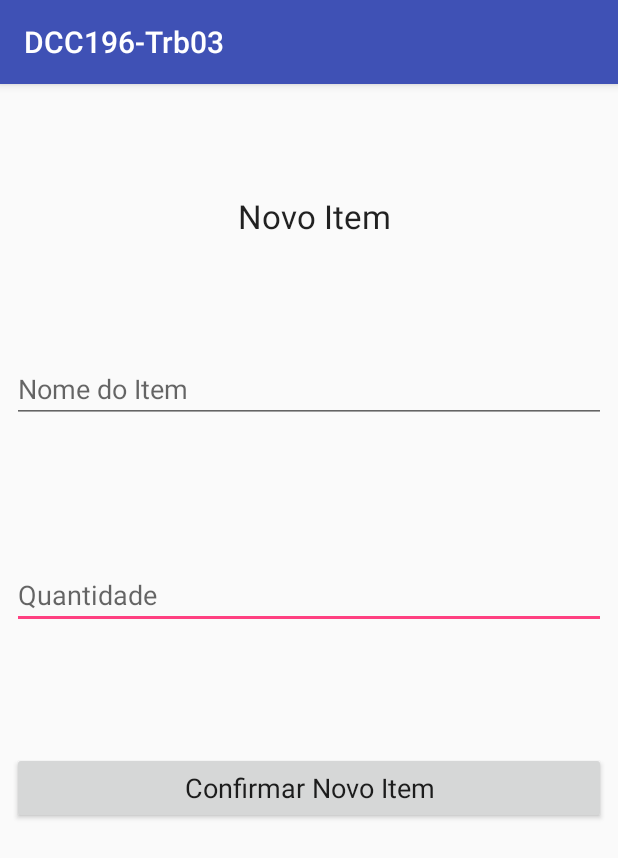
After one commit to ufjf-dcc196/dcc196-2018-3-trb3-gabriel-martins-e-mateus-goncalo, an Android app: the CadastrarItemActivity screen opened directly, with no data from a screen before it, on a phone screen of 412 x 824 dp. The commit adds this screen. Shown: the top 858 px of the screen. Run offline under Robolectric (Android 15) with nearby library versions, the light colour scheme and no system bars.

Commit message:
Cria o CadastrarItemActivity

```diff
--- a/app/src/main/AndroidManifest.xml
+++ b/app/src/main/AndroidManifest.xml
@@ -18,7 +18,8 @@
         </activity>
         <activity android:name=".ListaActivity" />
         <activity android:name=".CadastrarListaActivity" />
-        <activity android:name=".ItensListaActivity"></activity>
+        <activity android:name=".ItensListaActivity" />
+        <activity android:name=".CadastrarItemActivity"></activity>
     </application>
 
 </manifest>
--- /dev/null
+++ b/app/src/main/java/com/ufjf/dcc196/dcc196_trb03/CadastrarItemActivity.java
@@ -0,0 +1,23 @@
+package com.ufjf.dcc196.dcc196_trb03;
+
+import android.support.v7.app.AppCompatActivity;
+import android.os.Bundle;
+import android.widget.Button;
+import android.widget.EditText;
+
+public class CadastrarItemActivity extends AppCompatActivity {
+
+    private Button btnConfNovoItem;
+    private EditText etxtNomeItem;
+    private EditText etxtQuantidadeItem;
+
+    @Override
+    protected void onCreate(Bundle savedInstanceState) {
+        super.onCreate(savedInstanceState);
+        setContentView(R.layout.activity_cadastrar_item);
+
+        btnConfNovoItem = (Button) findViewById(R.id.btn_ConfNovoItem);
+        etxtNomeItem = (EditText) findViewById(R.id.etxt_NomeItem);
+        etxtQuantidadeItem = (EditText) findViewById(R.id.etxt_QtdItem);
+    }
+}
--- /dev/null
+++ b/app/src/main/res/layout/activity_cadastrar_item.xml
@@ -0,0 +1,80 @@
+<?xml version="1.0" encoding="utf-8"?>
+<android.support.constraint.ConstraintLayout xmlns:android="http://schemas.android.com/apk/res/android"
+    xmlns:app="http://schemas.android.com/apk/res-auto"
+    xmlns:tools="http://schemas.android.com/tools"
+    android:layout_width="match_parent"
+    android:layout_height="match_parent"
+    tools:context=".CadastrarItemActivity">
+
+    <EditText
+        android:id="@+id/etxt_QtdItem"
+        android:layout_width="0dp"
+        android:layout_height="wrap_content"
+        android:layout_marginBottom="8dp"
+        android:layout_marginEnd="8dp"
+        android:layout_marginLeft="8dp"
+        android:layout_marginRight="8dp"
+        android:layout_marginStart="8dp"
+        android:layout_marginTop="8dp"
+        android:ems="10"
+        android:hint="@string/hint_Qtd"
+        android:inputType="textPersonName"
+        app:layout_constraintBottom_toBottomOf="parent"
+        app:layout_constraintEnd_toEndOf="parent"
+        app:layout_constraintHorizontal_bias="0.0"
+        app:layout_constraintStart_toStartOf="parent"
+        app:layout_constraintTop_toTopOf="parent"
+        app:layout_constraintVertical_bias="0.439" />
+
+    <TextView
+        android:id="@+id/textView4"
+        android:layout_width="wrap_content"
+        android:layout_height="wrap_content"
+        android:text="Novo Item"
+        android:textAppearance="@android:style/TextAppearance.Holo.Large"
+        app:layout_constraintBottom_toBottomOf="parent"
+        app:layout_constraintHorizontal_bias="0.511"
+        app:layout_constraintLeft_toLeftOf="parent"
+        app:layout_constraintRight_toRightOf="parent"
+        app:layout_constraintTop_toTopOf="parent"
+        app:layout_constraintVertical_bias="0.099" />
+
+    <EditText
+        android:id="@+id/etxt_NomeItem"
+        android:layout_width="0dp"
+        android:layout_height="wrap_content"
+        android:layout_marginBottom="8dp"
+        android:layout_marginEnd="8dp"
+        android:layout_marginLeft="8dp"
+        android:layout_marginRight="8dp"
+        android:layout_marginStart="8dp"
+        android:layout_marginTop="8dp"
+        android:ems="10"
+        android:hint="@string/hint_NomeItem"
+        android:inputType="textPersonName"
+        app:layout_constraintBottom_toBottomOf="parent"
+        app:layout_constraintEnd_toEndOf="parent"
+        app:layout_constraintHorizontal_bias="0.0"
+        app:layout_constraintStart_toStartOf="parent"
+        app:layout_constraintTop_toTopOf="parent"
+        app:layout_constraintVertical_bias="0.244" />
+
+    <Button
+        android:id="@+id/btn_ConfNovoItem"
+        android:layout_width="0dp"
+        android:layout_height="wrap_content"
+        android:layout_marginBottom="8dp"
+        android:layout_marginEnd="8dp"
+        android:layout_marginLeft="8dp"
+        android:layout_marginRight="8dp"
+        android:layout_marginStart="8dp"
+        android:layout_marginTop="8dp"
+        android:text="Confirmar Novo Item"
+        android:textAppearance="@android:style/TextAppearance.Holo.Medium"
+        app:layout_constraintBottom_toBottomOf="parent"
+        app:layout_constraintEnd_toEndOf="parent"
+        app:layout_constraintHorizontal_bias="0.0"
+        app:layout_constraintStart_toStartOf="parent"
+        app:layout_constraintTop_toTopOf="parent"
+        app:layout_constraintVertical_bias="0.621" />
+</android.support.constraint.ConstraintLayout>
--- a/app/src/main/res/values/strings.xml
+++ b/app/src/main/res/values/strings.xml
@@ -1,4 +1,6 @@
 <resources>
     <string name="app_name">DCC196-Trb03</string>
     <string name="hint_NomeLista">Nome da Lista</string>
+    <string name="hint_NomeItem">Nome do Item</string>
+    <string name="hint_Qtd">Quantidade</string>
 </resources>
```
